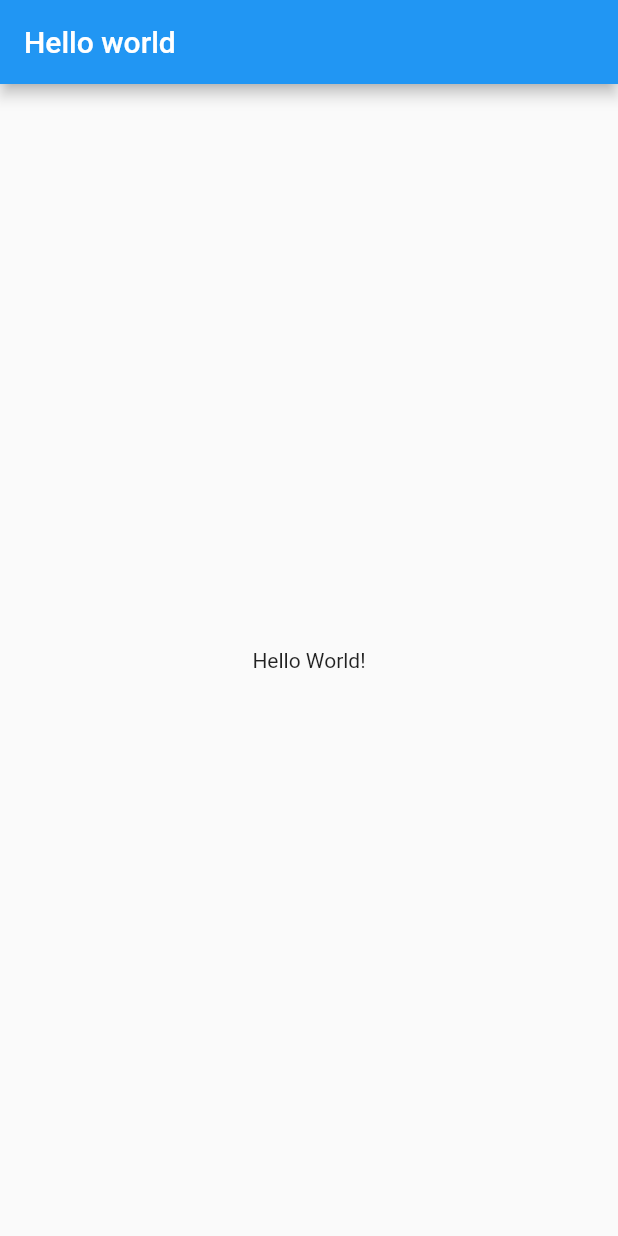
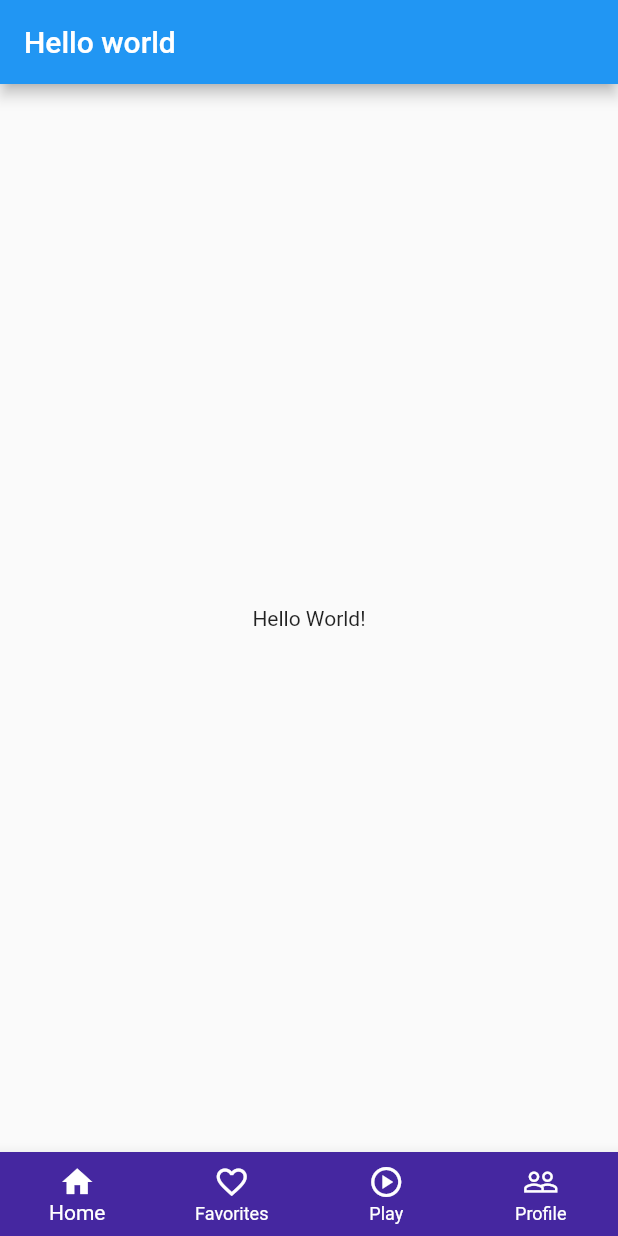
Before and after one commit to VoTranMinhTri/TestGit, a Flutter app: the screen it shows after launch, on a phone screen of 412 x 824 dp. Run offline on Flutter 3.47's test engine with Material 2 defaults, Android fonts, the phone set to English and light mode, and no system bars.

Commit message:
add bottom navigation bar

```diff
--- a/lib/main.dart
+++ b/lib/main.dart
@@ -9,13 +9,25 @@ class MainApp extends StatelessWidget {
 
   @override
   Widget build(BuildContext context) {
-    return const MaterialApp(
+    return MaterialApp(
       home: Scaffold(
-        appBar: _CustomAppBar(
+        appBar: const _CustomAppBar(
           title: 'Hello world',
         ),
-        body: Center(
+        body: const Center(
           child: Text('Hello World!'),
+        ),
+        bottomNavigationBar: BottomNavigationBar(
+          type: BottomNavigationBarType.fixed,
+          backgroundColor: Colors.deepPurple.shade800,
+          selectedItemColor: Colors.white,
+          unselectedItemColor: Colors.white,
+          items: const [
+            BottomNavigationBarItem(icon: Icon(Icons.home), label: 'Home'),
+            BottomNavigationBarItem(icon: Icon(Icons.favorite_outline), label: 'Favorites'),
+            BottomNavigationBarItem(icon: Icon(Icons.play_circle_outlined), label: 'Play'),
+            BottomNavigationBarItem(icon: Icon(Icons.people_outline), label: 'Profile'),
+          ],
         ),
       ),
     );
```
